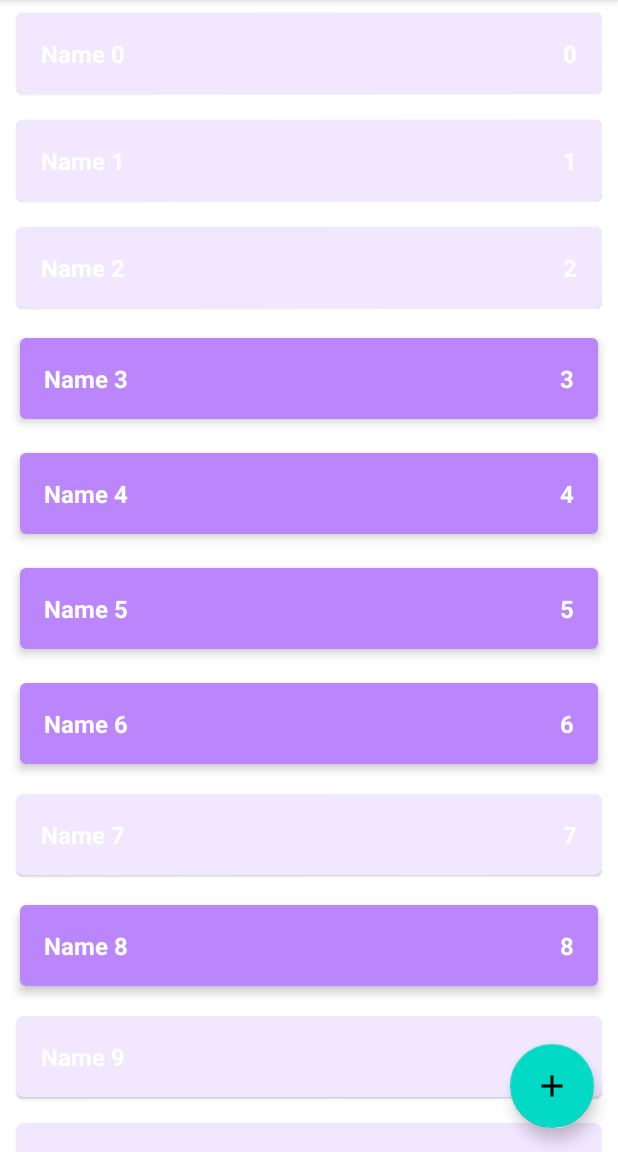
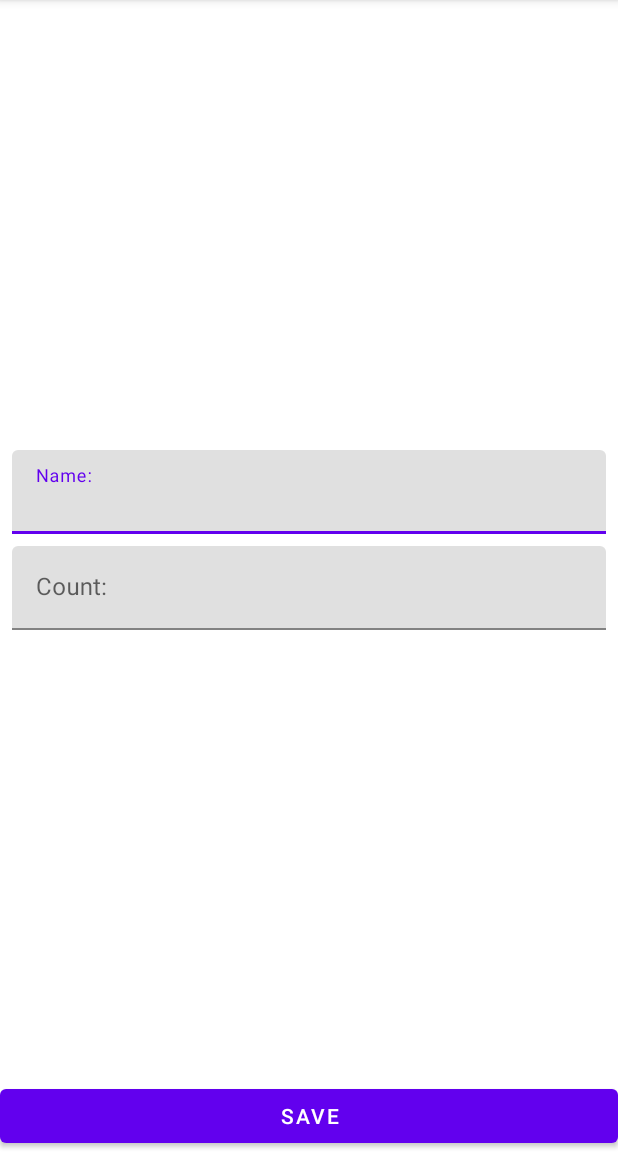
Before and after one commit to Fail-Salikhov/ShopList, an Android app: the screen it shows after launch (MainActivity before the commit, ShopItemActivity after it), after a tap on an icon or button, on a phone screen of 412 x 824 dp, the part 84-1236 px from its top. Run offline under Robolectric (Android 15) with nearby library versions, the phone set to English and light mode, and no system bars.

```diff
--- a/app/src/main/AndroidManifest.xml
+++ b/app/src/main/AndroidManifest.xml
@@ -13,7 +13,7 @@
         android:theme="@style/Theme.ShopList"
         tools:targetApi="31">
         <activity
-            android:name=".ShopItemActivity"
+            android:name=".presentation.ShopItemActivity"
             android:windowSoftInputMode="adjustResize"
             android:exported="false">
             <meta-data
--- a/app/src/main/java/com/example/shoplist/presentation/MainActivity.kt
+++ b/app/src/main/java/com/example/shoplist/presentation/MainActivity.kt
@@ -1,12 +1,12 @@
 package com.example.shoplist.presentation
 
+import android.os.Bundle
 import androidx.appcompat.app.AppCompatActivity
-import android.os.Bundle
-import android.util.Log
 import androidx.lifecycle.ViewModelProvider
 import androidx.recyclerview.widget.ItemTouchHelper
 import androidx.recyclerview.widget.RecyclerView
 import com.example.shoplist.R
+import com.google.android.material.floatingactionbutton.FloatingActionButton
 
 class MainActivity : AppCompatActivity() {
 
@@ -22,11 +22,16 @@ class MainActivity : AppCompatActivity() {
         viewModel.shopList.observe(this) {
             shopListAdapter.submitList(it)
         }
+        val buttonAdd = findViewById<FloatingActionButton>(R.id.button_add_shop_item)
+        buttonAdd.setOnClickListener {
+            val intent = ShopItemActivity.newIntentAddItem(this)
+            startActivity(intent)
+        }
     }
 
-    private fun setupRecyclerView () {
-        val rvShopList =findViewById<RecyclerView>(R.id.rv_shop_list)
-        shopListAdapter= ShopListAdapter()
+    private fun setupRecyclerView() {
+        val rvShopList = findViewById<RecyclerView>(R.id.rv_shop_list)
+        shopListAdapter = ShopListAdapter()
         rvShopList.adapter = shopListAdapter
         rvShopList.recycledViewPool.setMaxRecycledViews(
             ShopListAdapter.VIEW_TYPE_ENABLED, ShopListAdapter.MAX_POOL_SIZE
@@ -39,11 +44,11 @@ class MainActivity : AppCompatActivity() {
         setupSwipeListener(rvShopList)
     }
 
-    private fun setupSwipeListener (rvShopList: RecyclerView) {
+    private fun setupSwipeListener(rvShopList: RecyclerView) {
         val callback = object : ItemTouchHelper.SimpleCallback(
             0,
             ItemTouchHelper.LEFT or ItemTouchHelper.RIGHT
-        ){
+        ) {
             override fun onMove(
                 recyclerView: RecyclerView,
                 viewHolder: RecyclerView.ViewHolder,
@@ -61,13 +66,15 @@ class MainActivity : AppCompatActivity() {
         itemTouchHelper.attachToRecyclerView(rvShopList)
     }
 
-    private fun setupClickListener () {
+    private fun setupClickListener() {
         shopListAdapter.onShopItemClickListner = {
-            Log.d("test", it.toString())
+            val shopItem = it.id
+            val intent = ShopItemActivity.newIntentEdit(this, shopItem)
+            startActivity(intent)
         }
     }
 
-    private fun setupLongClickListener () {
+    private fun setupLongClickListener() {
         shopListAdapter.onShopItemLongClickListner = {
             viewModel.changeEnableStare(it)
         }
--- a/app/src/main/java/com/example/shoplist/presentation/ShopItemActivity.kt
+++ b/app/src/main/java/com/example/shoplist/presentation/ShopItemActivity.kt
@@ -1,5 +1,7 @@
 package com.example.shoplist.presentation
 
+import android.content.Context
+import android.content.Intent
 import androidx.appcompat.app.AppCompatActivity
 import android.os.Bundle
 import com.example.shoplist.R
@@ -8,5 +10,27 @@ class ShopItemActivity : AppCompatActivity() {
     override fun onCreate(savedInstanceState: Bundle?) {
         super.onCreate(savedInstanceState)
         setContentView(R.layout.activity_shop_item)
+        val mode = intent.hasExtra(EXTRA_SCREEN_MODE)
+    }
+
+    companion object{
+
+        private const val EXTRA_SCREEN_MODE = "extra_mode"
+        private const val EXTRA_SHOP_ITEM_ID = "extra_shop_item_id"
+        private const val MODE_EDIT = "mode_edit"
+        private const val MODE_ADD ="mode_add"
+
+        fun newIntentAddItem (context: Context): Intent {
+            val intent = Intent(context, ShopItemActivity::class.java)
+            intent.putExtra(EXTRA_SCREEN_MODE, MODE_ADD)
+            return intent
+        }
+
+        fun newIntentEdit (context: Context, shopItem: Int): Intent {
+            val intent = Intent(context, ShopItemActivity::class.java)
+            intent.putExtra(EXTRA_SCREEN_MODE, MODE_EDIT)
+            intent.putExtra(EXTRA_SHOP_ITEM_ID, shopItem)
+            return intent
+        }
     }
 }
```
